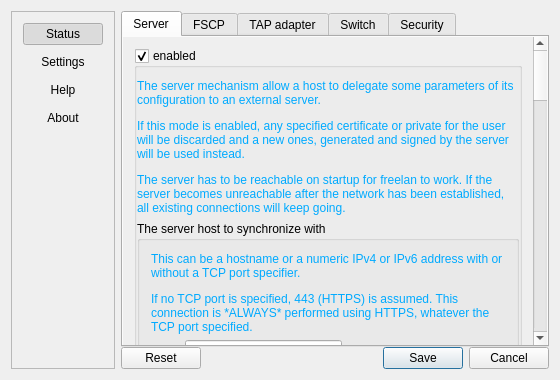
Qt form src/Freelan_gui.ui (freelan-developers/freelan-gui) before a commit.
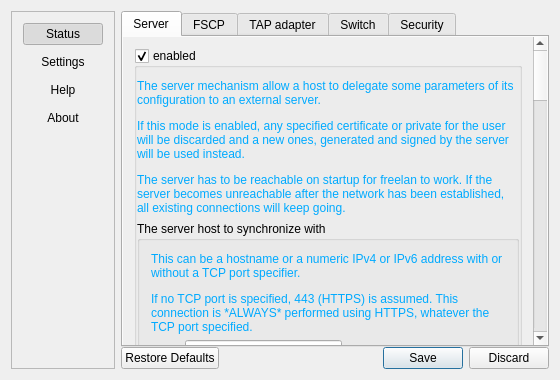
The same form after that commit. The open tabs and pages were chosen to show the change.

Commit message: settings buttonbox basic management

Patch:
```diff
--- a/src/Freelan_gui.ui
+++ b/src/Freelan_gui.ui
@@ -2109,7 +2109,7 @@
         <item>
          <widget class="QDialogButtonBox" name="buttonBox">
           <property name="standardButtons">
-           <set>QDialogButtonBox::Cancel|QDialogButtonBox::Reset|QDialogButtonBox::Save</set>
+           <set>QDialogButtonBox::Discard|QDialogButtonBox::RestoreDefaults|QDialogButtonBox::Save</set>
           </property>
          </widget>
         </item>
```
Left out of the diff: 2 changed lines with no effect on the pictures. The commit also changes 2 other files.
